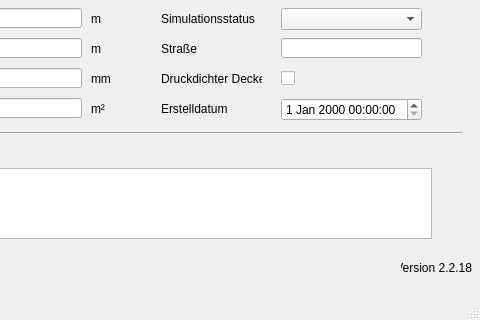
The window that qkan/database/templates/schaechte.ui (hoettges/QKan) describes before a commit, drawn with Qt 5; both pictures show x 169 to 649 and y 112 to 432 of the 649 by 432 pixel window.
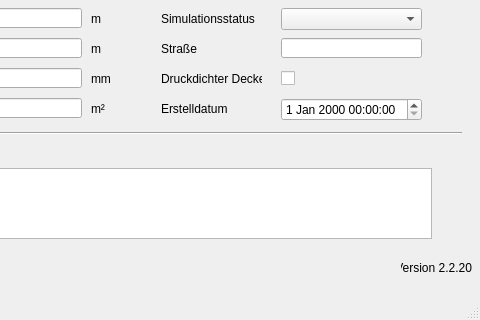
The same window after the commit. Custom widgets are drawn as their Qt base class.

```diff
--- a/qkan/database/templates/schaechte.ui
+++ b/qkan/database/templates/schaechte.ui
@@ -462,7 +462,7 @@
      <string>Version QKan Import</string>
     </property>
     <property name="text">
-     <string>Version 2.2.18</string>
+     <string>Version 2.2.20</string>
     </property>
     <property name="alignment">
      <set>Qt::AlignRight|Qt::AlignTrailing|Qt::AlignVCenter</set>
```
